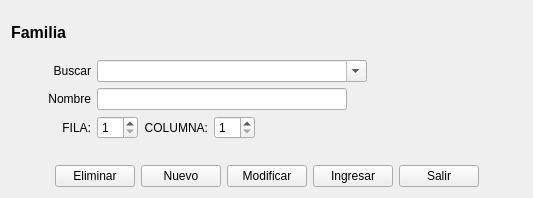
Before: the Qt Designer form BMKSistema/comprobante/familia.ui in radtek/manager, drawn with Qt 5.
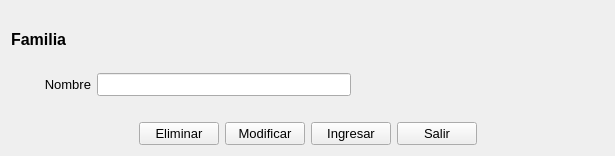
After: the same form once the commit is applied. Icons and pictures are not drawn.

```diff
--- a/BMKSistema/comprobante/familia.ui
+++ b/BMKSistema/comprobante/familia.ui
@@ -6,8 +6,8 @@
    <rect>
     <x>0</x>
     <y>0</y>
-    <width>533</width>
-    <height>198</height>
+    <width>615</width>
+    <height>156</height>
    </rect>
   </property>
   <property name="windowTitle">
@@ -45,58 +45,6 @@
      </item>
     </layout>
    </item>
-   <item>
-    <layout class="QHBoxLayout" name="horizontalLayout_11">
-     <item>
-      <widget class="QLabel" name="label_buscar">
-       <property name="minimumSize">
-        <size>
-         <width>80</width>
-         <height>0</height>
-        </size>
-       </property>
-       <property name="text">
-        <string>Buscar</string>
-       </property>
-       <property name="alignment">
-        <set>Qt::AlignRight|Qt::AlignTrailing|Qt::AlignVCenter</set>
-       </property>
-      </widget>
-     </item>
-     <item>
-      <widget class="QComboBox" name="comboBox_buscar">
-       <property name="minimumSize">
-        <size>
-         <width>270</width>
-         <height>0</height>
-        </size>
-       </property>
-       <property name="editable">
-        <bool>true</bool>
-       </property>
-       <property name="insertPolicy">
-        <enum>QComboBox::NoInsert</enum>
-       </property>
-       <property name="sizeAdjustPolicy">
-        <enum>QComboBox::AdjustToContents</enum>
-       </property>
-      </widget>
-     </item>
-     <item>
-      <spacer name="horizontalSpacer_13">
-       <property name="orientation">
-        <enum>Qt::Horizontal</enum>
-       </property>
-       <property name="sizeHint" stdset="0">
-        <size>
-         <width>40</width>
-         <height>20</height>
-        </size>
-       </property>
-      </spacer>
-     </item>
-    </layout>
-   </item>
    <item>
     <layout class="QHBoxLayout" name="horizontalLayout_10">
      <item>
@@ -107,6 +55,11 @@
          <height>0</height>
         </size>
        </property>
+       <property name="font">
+        <font>
+         <pointsize>10</pointsize>
+        </font>
+       </property>
        <property name="text">
         <string>Nombre</string>
        </property>
@@ -123,6 +76,11 @@
          <height>0</height>
         </size>
        </property>
+       <property name="font">
+        <font>
+         <pointsize>10</pointsize>
+        </font>
+       </property>
       </widget>
      </item>
      <item>
@@ -140,75 +98,6 @@
      </item>
     </layout>
    </item>
-   <item>
-    <layout class="QHBoxLayout" name="horizontalLayout">
-     <item>
-      <widget class="QLabel" name="label_x">
-       <property name="minimumSize">
-        <size>
-         <width>80</width>
-         <height>0</height>
-        </size>
-       </property>
-       <property name="text">
-        <string>FILA:</string>
-       </property>
-       <property name="alignment">
-        <set>Qt::AlignRight|Qt::AlignTrailing|Qt::AlignVCenter</set>
-       </property>
-      </widget>
-     </item>
-     <item>
-      <widget class="QSpinBox" name="spinBox_x">
-       <property name="minimum">
-        <number>1</number>
-       </property>
-       <property name="value">
-        <number>1</number>
-       </property>
-      </widget>
-     </item>
-     <item>
-      <widget class="QLabel" name="label_y">
-       <property name="minimumSize">
-        <size>
-         <width>30</width>
-         <height>0</height>
-        </size>
-       </property>
-       <property name="text">
-        <string>COLUMNA:</string>
-       </property>
-       <property name="alignment">
-        <set>Qt::AlignRight|Qt::AlignTrailing|Qt::AlignVCenter</set>
-       </property>
-      </widget>
-     </item>
-     <item>
-      <widget class="QSpinBox" name="spinBox_y">
-       <property name="minimum">
-        <number>1</number>
-       </property>
-       <property name="value">
-        <number>1</number>
-       </property>
-      </widget>
-     </item>
-     <item>
-      <spacer name="horizontalSpacer">
-       <property name="orientation">
-        <enum>Qt::Horizontal</enum>
-       </property>
-       <property name="sizeHint" stdset="0">
-        <size>
-         <width>40</width>
-         <height>20</height>
-        </size>
-       </property>
-      </spacer>
-     </item>
-    </layout>
-   </item>
    <item>
     <spacer name="horizontalSpacer_8">
      <property name="orientation">
@@ -239,6 +128,11 @@
      </item>
      <item>
       <widget class="QPushButton" name="pushButton_eliminar">
+       <property name="font">
+        <font>
+         <pointsize>10</pointsize>
+        </font>
+       </property>
        <property name="text">
         <string>Eliminar</string>
        </property>
@@ -254,19 +148,13 @@
        </property>
       </widget>
      </item>
-     <item>
-      <widget class="QPushButton" name="pushButton_nuevo">
-       <property name="text">
-        <string>Nuevo</string>
-       </property>
-       <property name="icon">
-        <iconset resource="../iconos.qrc">
-         <normaloff>:/new/Iconos/nuevo.png</normaloff>:/new/Iconos/nuevo.png</iconset>
-       </property>
-      </widget>
-     </item>
      <item>
       <widget class="QPushButton" name="pushButton_modificar">
+       <property name="font">
+        <font>
+         <pointsize>10</pointsize>
+        </font>
+       </property>
        <property name="text">
         <string>Modificar</string>
        </property>
@@ -284,6 +172,11 @@
      </item>
      <item>
       <widget class="QPushButton" name="pushButton_guardar">
+       <property name="font">
+        <font>
+         <pointsize>10</pointsize>
+        </font>
+       </property>
        <property name="text">
         <string>Ingresar</string>
        </property>
@@ -301,6 +194,11 @@
      </item>
      <item>
       <widget class="QPushButton" name="pushButton_salir">
+       <property name="font">
+        <font>
+         <pointsize>10</pointsize>
+        </font>
+       </property>
        <property name="text">
         <string>Salir</string>
        </property>
```
